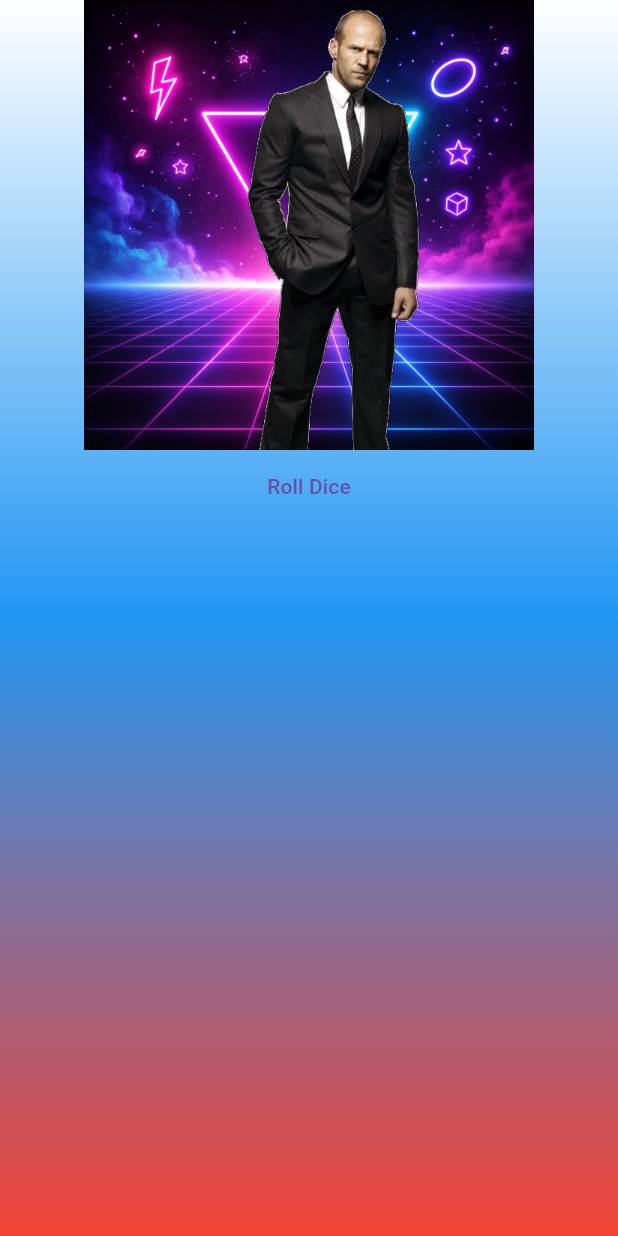
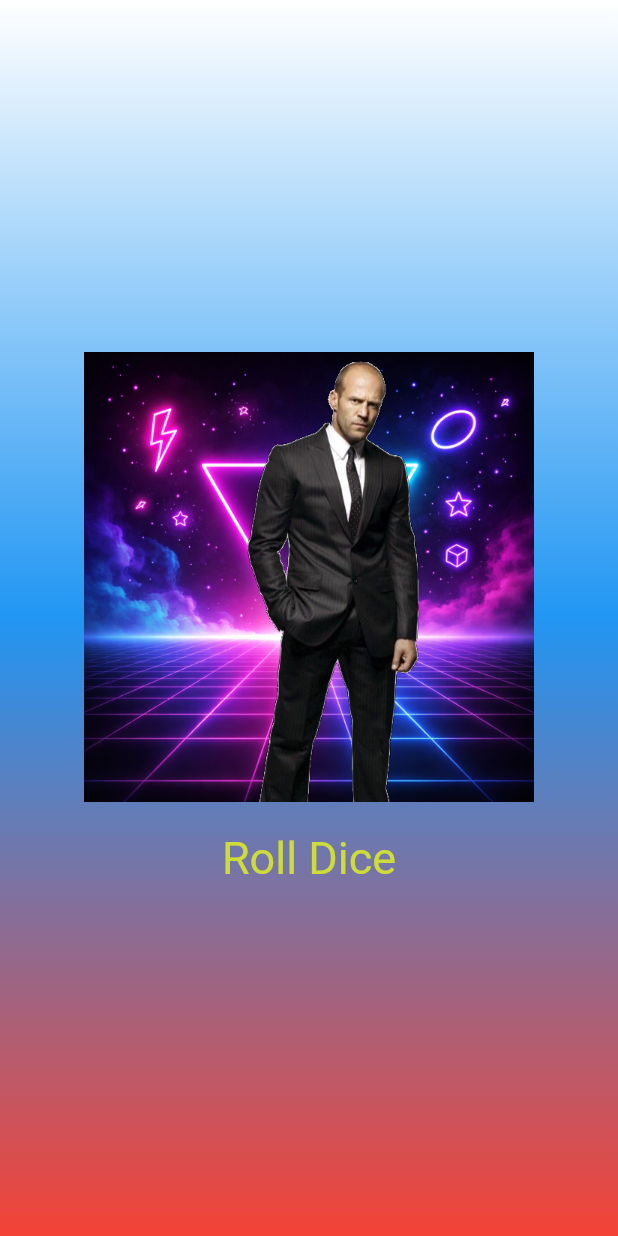
Before and after one commit to Westigrannik/Flutter_Widgets, a Flutter app: the screen it shows after launch, on a phone screen of 412 x 824 dp. Run offline on Flutter 3.47's test engine with Material 3 defaults, Android fonts, the light colour scheme and no system bars.

Commit message:
Style roll button and adjust layout

```diff
--- a/lib/gradient_container.dart
+++ b/lib/gradient_container.dart
@@ -29,13 +29,24 @@ Widget build(BuildContext context) {
            ),
            child: Center(
              child: Column(
+               mainAxisSize: MainAxisSize.min,
                children: [
                  Image.asset(
                   'assets/images/dice-1.png',
                   width: 300,
                   ),
+                  // const SizedBox(height: 20),
                   TextButton(
                     onPressed: rollDice,
+                    style: TextButton.styleFrom(
+                    padding: const EdgeInsets.only(
+                      top: 20,
+                    ),
+                    foregroundColor: Colors.lime,
+                    textStyle: const TextStyle(
+                      fontSize: 30,
+                      ),
+                    ),
                      child: Text("Roll Dice"),
                   ),
                ],
```
